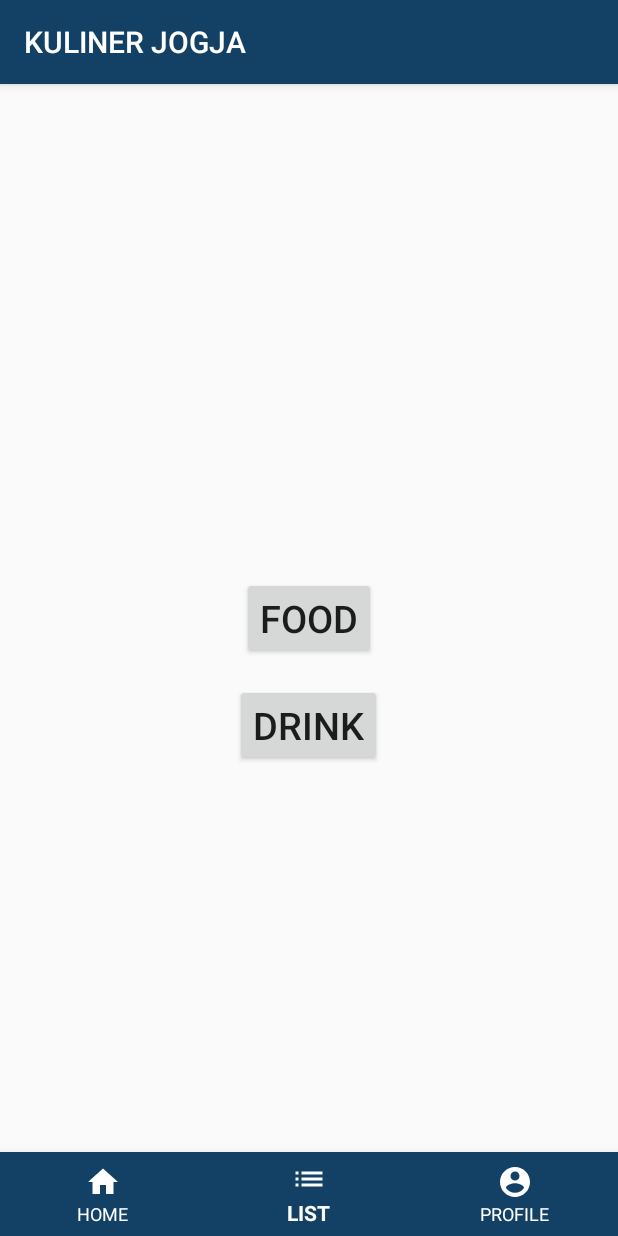
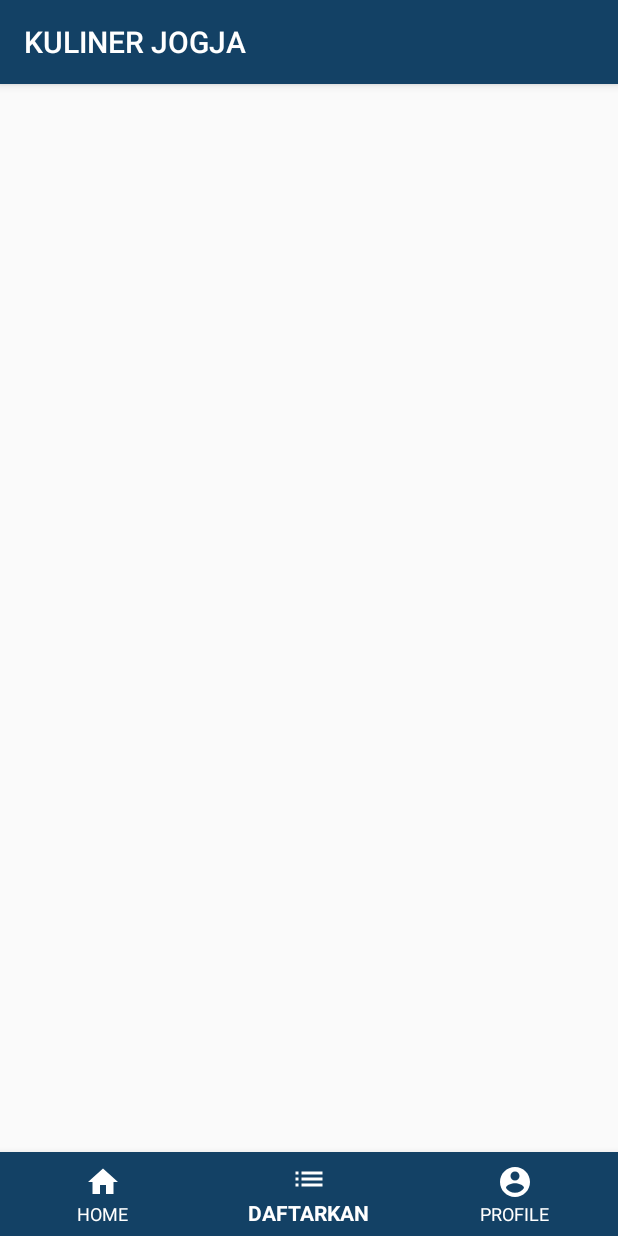
Before and after one commit to almira-haswinitha/Kuliner-Jogja-AppMobile, an Android app: the screen it shows after launch (MainActivity), item 2 of the bottom bar chosen, on a phone screen of 412 x 824 dp. Run offline under Robolectric (Android 15) with nearby library versions, the phone set to English and light mode, and no system bars; pictures from the network do not load.

Commit message:
mengubah buttom navigation list menjadi daftar kuliner

```diff
--- a/app/src/main/java/com/example/kulinerjogja/activity/MainActivity.java
+++ b/app/src/main/java/com/example/kulinerjogja/activity/MainActivity.java
@@ -10,7 +10,7 @@ import androidx.fragment.app.Fragment;
 
 import com.example.kulinerjogja.R;
 import com.example.kulinerjogja.fragment.HomeFragment;
-import com.example.kulinerjogja.fragment.ListFragment;
+import com.example.kulinerjogja.fragment.DaftarFragment;
 import com.example.kulinerjogja.fragment.ProfileFragment;
 import com.google.android.material.bottomnavigation.BottomNavigationView;
 
@@ -39,8 +39,8 @@ public class MainActivity extends AppCompatActivity {
                 case R.id.btnHome:
                     selected_fragment = new HomeFragment();
                     break;
-                case R.id.btnList:
-                    selected_fragment = new ListFragment();
+                case R.id.btnDaftar:
+                    selected_fragment = new DaftarFragment();
                     break;
                 case R.id.btnProfil:
                     selected_fragment = new ProfileFragment();
--- /dev/null
+++ b/app/src/main/java/com/example/kulinerjogja/fragment/DaftarFragment.java
@@ -0,0 +1,31 @@
+package com.example.kulinerjogja.fragment;
+
+import android.content.Intent;
+import android.os.Bundle;
+import android.view.LayoutInflater;
+import android.view.View;
+import android.view.ViewGroup;
+import android.widget.Button;
+
+import androidx.annotation.NonNull;
+import androidx.annotation.Nullable;
+import androidx.fragment.app.Fragment;
+
+import com.example.kulinerjogja.R;
+import com.example.kulinerjogja.activity.Drink;
+import com.example.kulinerjogja.activity.Food;
+
+public class DaftarFragment extends Fragment {
+    private Button btnMakanan;
+    private Button btnMinuman;
+
+    public DaftarFragment(){
+
+    }
+    @Nullable
+    @Override
+    public View onCreateView(@NonNull LayoutInflater inflater, @Nullable ViewGroup container, @Nullable Bundle savedInstanceState) {
+        return inflater.inflate(R.layout.fragment_daftar, container, false);
+    }
+
+}
--- a/app/src/main/java/com/example/kulinerjogja/fragment/ListFragment.java
+++ /dev/null
@@ -1,49 +0,0 @@
-package com.example.kulinerjogja.fragment;
-
-import android.content.Intent;
-import android.os.Bundle;
-import android.view.LayoutInflater;
-import android.view.View;
-import android.view.ViewGroup;
-import android.widget.Button;
-
-import androidx.annotation.Nullable;
-import androidx.fragment.app.Fragment;
-
-import com.example.kulinerjogja.R;
-import com.example.kulinerjogja.activity.Drink;
-import com.example.kulinerjogja.activity.Food;
-
-public class ListFragment extends Fragment {
-    private Button btnMakanan;
-    private Button btnMinuman;
-
-    public ListFragment (){
-
-    }
-    @Nullable
-    @Override
-    public View onCreateView(LayoutInflater inflater, ViewGroup container, Bundle savedInstaceState){
-        View view = inflater.inflate(R.layout.fragment_list, container, false);
-        Button btnMakanan = (Button) view.findViewById(R.id.btnMakanan);
-        Button btnMinuman = (Button) view.findViewById(R.id.btnMinuman);
-
-        btnMakanan.setOnClickListener(new View.OnClickListener() {
-            @Override
-            public void onClick(View v) {
-                Intent makanan = new Intent(getActivity(), Food.class);
-                startActivity(makanan);
-            }
-        });
-
-        btnMinuman.setOnClickListener(new View.OnClickListener() {
-            @Override
-            public void onClick(View v) {
-                Intent minuman = new Intent(getActivity(), Drink.class);
-                startActivity(minuman);
-            }
-        });
-    return view;
-    }
-
-}
--- /dev/null
+++ b/app/src/main/res/layout/fragment_daftar.xml
@@ -0,0 +1,10 @@
+<?xml version="1.0" encoding="utf-8"?>
+<RelativeLayout
+    xmlns:android="http://schemas.android.com/apk/res/android"
+    xmlns:app="http://schemas.android.com/apk/res-auto"
+    xmlns:tools="http://schemas.android.com/tools"
+    android:layout_width="match_parent"
+    android:layout_height="match_parent">
+
+
+</RelativeLayout>
--- a/app/src/main/res/layout/fragment_list.xml
+++ /dev/null
@@ -1,28 +0,0 @@
-<?xml version="1.0" encoding="utf-8"?>
-<RelativeLayout
-    xmlns:android="http://schemas.android.com/apk/res/android"
-    xmlns:app="http://schemas.android.com/apk/res-auto"
-    xmlns:tools="http://schemas.android.com/tools"
-    android:layout_width="match_parent"
-    android:layout_height="match_parent">
-
-    <Button
-        android:id="@+id/btnMakanan"
-        android:layout_width="wrap_content"
-        android:layout_height="wrap_content"
-        android:layout_centerInParent="true"
-        android:text="@string/food"
-        android:textSize="25sp" />
-
-    <Button
-        android:id="@+id/btnMinuman"
-        android:layout_width="wrap_content"
-        android:layout_height="wrap_content"
-        android:layout_centerInParent="true"
-        android:layout_above="@id/btnMakanan"
-        android:layout_marginBottom="-126dp"
-        android:text="@string/drink"
-        android:textSize="25sp" />
-]
-
-</RelativeLayout>
--- a/app/src/main/res/menu/bn_main.xml
+++ b/app/src/main/res/menu/bn_main.xml
@@ -6,9 +6,9 @@
         android:icon="@drawable/ic_home"
         android:title="@string/home" />
     <item
-        android:id="@+id/btnList"
+        android:id="@+id/btnDaftar"
         android:icon="@drawable/ic_list"
-        android:title="@string/list" />
+        android:title="@string/daftar_kuliner" />
     <item
         android:id="@+id/btnProfil"
         android:icon="@drawable/ic_akun"
--- a/app/src/main/res/values/strings.xml
+++ b/app/src/main/res/values/strings.xml
@@ -4,13 +4,12 @@
     <string name="category">Category</string>
     <string name="favorite">Favorie in Jogja</string>
     <string name="home">HOME</string>
-    <string name="daftarkan">DAFTARKAN</string>
+    <string name="daftar_kuliner">DAFTARKAN</string>
 
     <string name="food">FOOD</string>
     <string name="drink">DRINK</string>
 
     <string name="recomendation">RECOMENDATION"</string>
-    <string name="list">LIST</string>
 
     <!-- TODO: Remove or change this placeholder text -->
     <string name="hello_blank_fragment">Hello blank fragment</string>
```
Also changed, not shown: app/src/main/res/layout/activity_list.xml (deleted, +0 -21 lines).
